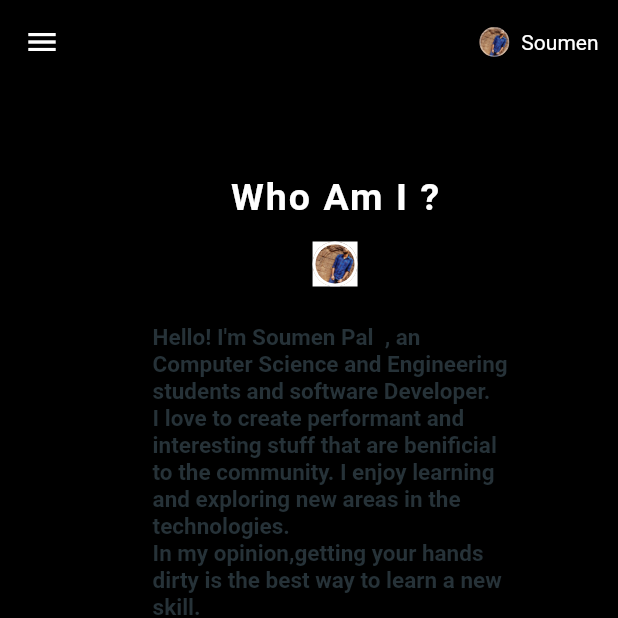
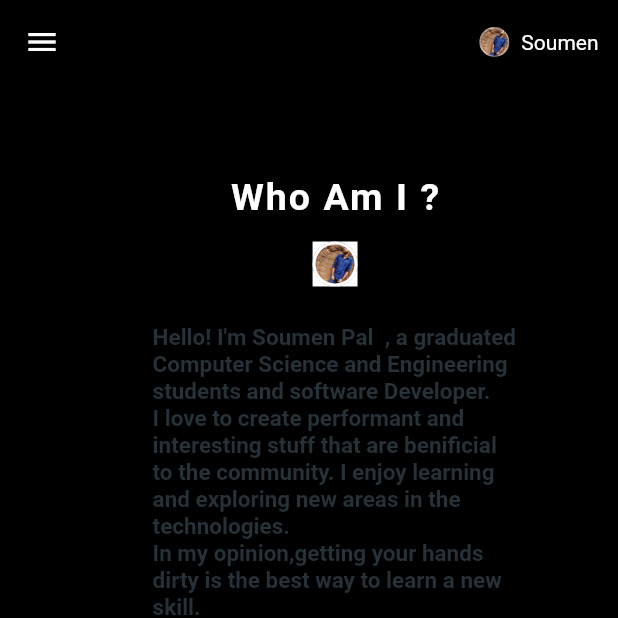
Before and after one commit to soumen744488/soumen_portfolio_flutter, a Flutter app: the AboutMe screen opened directly, on a phone screen of 412 x 824 dp, the top half of it. Run offline on Flutter 3.47's test engine with Material 2 defaults, Android fonts, the light colour scheme and no system bars; drawn by our look-alikes of animated_text_kit, velocity_x; our stand-ins replace flutter_spinkit.

Commit message:
Update Variable.dart

```diff
--- a/lib/Variable.dart
+++ b/lib/Variable.dart
@@ -20,7 +20,7 @@ const String MORE_DETAILS_INTRODUCTION = "I love to build neat, cool and scalabl
 const String IMAGE_PATH = 'assets/images/soumen.jpg';
 
 //ABOUT ME SECTION
-const String WHO_AM_I ="Hello! I'm Soumen Pal  , an Computer Science and Engineering students and software Developer.\n"
+const String WHO_AM_I ="Hello! I'm Soumen Pal  , a graduated Computer Science and Engineering students and software Developer.\n"
     'I love to create performant and interesting stuff that are benificial to the community. I enjoy learning and exploring new areas in the technologies. \nIn my opinion,'
     'getting your hands dirty is the best way to learn a new skill.\n'
     'My area of interest are Cross Platform Application Development , Android Application Development and Full Stack Development\n'
```
